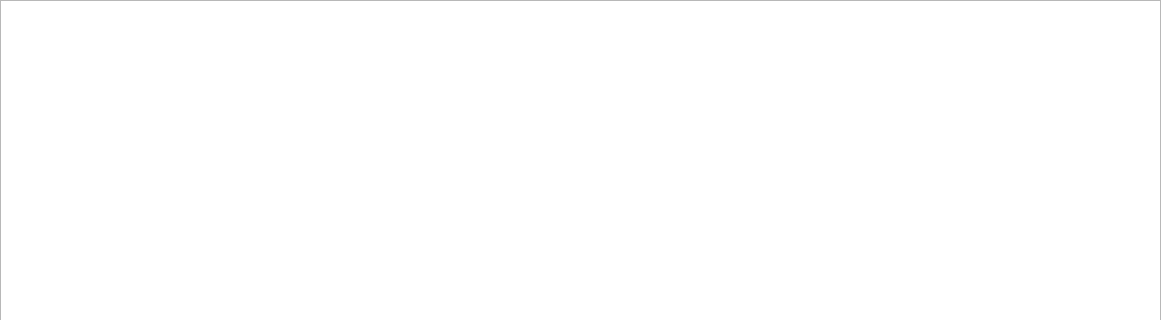
This is DesignerWindow.ui in Stasne/LevelDesigner as Qt 5 draws it before an edit; both pictures show x 0 to 1161 and y 0 to 320 of the 1161 by 782 pixel window. The edited form follows.
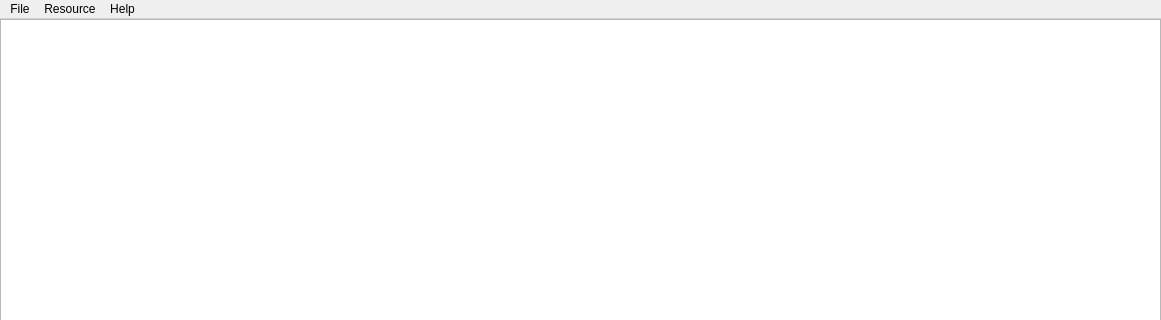
This is the edited form.

```diff
--- a/DesignerWindow.ui
+++ b/DesignerWindow.ui
@@ -178,6 +178,29 @@
      <height>24</height>
     </rect>
    </property>
+   <widget class="QMenu" name="menuFile">
+    <property name="title">
+     <string>File</string>
+    </property>
+    <addaction name="actionOpen_Level"/>
+    <addaction name="actionSave"/>
+    <addaction name="separator"/>
+    <addaction name="actionExit"/>
+   </widget>
+   <widget class="QMenu" name="menuResource">
+    <property name="title">
+     <string>Resource</string>
+    </property>
+    <addaction name="actionNew_Resource"/>
+   </widget>
+   <widget class="QMenu" name="menuHelp">
+    <property name="title">
+     <string>Help</string>
+    </property>
+   </widget>
+   <addaction name="menuFile"/>
+   <addaction name="menuResource"/>
+   <addaction name="menuHelp"/>
   </widget>
  </widget>
  <resources/>
```
Left out of the diff: 20 changed lines with no effect on the pictures.
